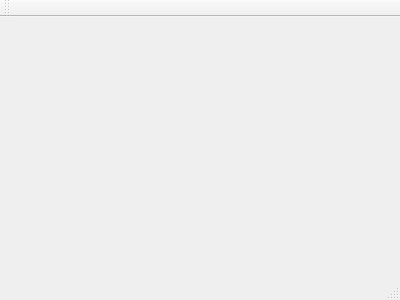
Qt form mainwindow.ui (RBrNx/SokoGenerator) before a commit.
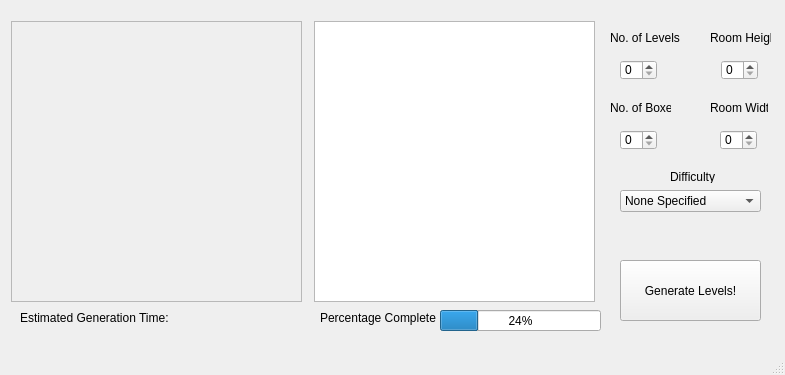
The same form after that commit.

```diff
--- a/mainwindow.ui
+++ b/mainwindow.ui
@@ -1,24 +1,301 @@
 <ui version="4.0">
  <class>MainWindow</class>
- <widget class="QMainWindow" name="MainWindow" >
-  <property name="geometry" >
+ <widget class="QMainWindow" name="MainWindow">
+  <property name="enabled">
+   <bool>true</bool>
+  </property>
+  <property name="geometry">
    <rect>
     <x>0</x>
     <y>0</y>
-    <width>400</width>
-    <height>300</height>
+    <width>785</width>
+    <height>375</height>
    </rect>
   </property>
-  <property name="windowTitle" >
+  <property name="sizePolicy">
+   <sizepolicy hsizetype="Fixed" vsizetype="Fixed">
+    <horstretch>0</horstretch>
+    <verstretch>0</verstretch>
+   </sizepolicy>
+  </property>
+  <property name="minimumSize">
+   <size>
+    <width>785</width>
+    <height>375</height>
+   </size>
+  </property>
+  <property name="maximumSize">
+   <size>
+    <width>785</width>
+    <height>375</height>
+   </size>
+  </property>
+  <property name="windowTitle">
    <string>MainWindow</string>
   </property>
-  <widget class="QMenuBar" name="menuBar" />
-  <widget class="QToolBar" name="mainToolBar" />
-  <widget class="QWidget" name="centralWidget" />
-  <widget class="QStatusBar" name="statusBar" />
+  <widget class="QWidget" name="centralWidget">
+   <widget class="QSpinBox" name="spinner_RoomW">
+    <property name="geometry">
+     <rect>
+      <x>720</x>
+      <y>130</y>
+      <width>37</width>
+      <height>20</height>
+     </rect>
+    </property>
+    <property name="sizePolicy">
+     <sizepolicy hsizetype="Minimum" vsizetype="Fixed">
+      <horstretch>0</horstretch>
+      <verstretch>0</verstretch>
+     </sizepolicy>
+    </property>
+   </widget>
+   <widget class="QSpinBox" name="spinner_Boxes">
+    <property name="geometry">
+     <rect>
+      <x>620</x>
+      <y>130</y>
+      <width>37</width>
+      <height>20</height>
+     </rect>
+    </property>
+   </widget>
+   <widget class="QPushButton" name="generateButton">
+    <property name="geometry">
+     <rect>
+      <x>620</x>
+      <y>260</y>
+      <width>141</width>
+      <height>61</height>
+     </rect>
+    </property>
+    <property name="text">
+     <string>Generate Levels!</string>
+    </property>
+   </widget>
+   <widget class="QScrollArea" name="scrollArea">
+    <property name="geometry">
+     <rect>
+      <x>11</x>
+      <y>21</y>
+      <width>291</width>
+      <height>281</height>
+     </rect>
+    </property>
+    <property name="widgetResizable">
+     <bool>true</bool>
+    </property>
+    <widget class="QWidget" name="scrollAreaWidgetContents">
+     <property name="geometry">
+      <rect>
+       <x>0</x>
+       <y>0</y>
+       <width>289</width>
+       <height>279</height>
+      </rect>
+     </property>
+    </widget>
+   </widget>
+   <widget class="QGraphicsView" name="graphicsView">
+    <property name="geometry">
+     <rect>
+      <x>314</x>
+      <y>21</y>
+      <width>281</width>
+      <height>281</height>
+     </rect>
+    </property>
+   </widget>
+   <widget class="QProgressBar" name="progressBar">
+    <property name="geometry">
+     <rect>
+      <x>440</x>
+      <y>310</y>
+      <width>161</width>
+      <height>21</height>
+     </rect>
+    </property>
+    <property name="value">
+     <number>24</number>
+    </property>
+   </widget>
+   <widget class="QLabel" name="label_RoomH">
+    <property name="geometry">
+     <rect>
+      <x>710</x>
+      <y>30</y>
+      <width>61</width>
+      <height>16</height>
+     </rect>
+    </property>
+    <property name="text">
+     <string>Room Height</string>
+    </property>
+   </widget>
+   <widget class="QLabel" name="label_Difficulty">
+    <property name="geometry">
+     <rect>
+      <x>670</x>
+      <y>170</y>
+      <width>47</width>
+      <height>13</height>
+     </rect>
+    </property>
+    <property name="text">
+     <string>Difficulty</string>
+    </property>
+   </widget>
+   <widget class="QComboBox" name="combo_Difficulty">
+    <property name="geometry">
+     <rect>
+      <x>620</x>
+      <y>190</y>
+      <width>141</width>
+      <height>22</height>
+     </rect>
+    </property>
+    <item>
+     <property name="text">
+      <string>None Specified</string>
+     </property>
+    </item>
+    <item>
+     <property name="text">
+      <string>Very Easy</string>
+     </property>
+    </item>
+    <item>
+     <property name="text">
+      <string>Easy</string>
+     </property>
+    </item>
+    <item>
+     <property name="text">
+      <string>Medium</string>
+     </property>
+    </item>
+    <item>
+     <property name="text">
+      <string>Hard</string>
+     </property>
+    </item>
+    <item>
+     <property name="text">
+      <string>Very Hard</string>
+     </property>
+    </item>
+   </widget>
+   <widget class="QSpinBox" name="spinner_Levels">
+    <property name="geometry">
+     <rect>
+      <x>620</x>
+      <y>60</y>
+      <width>37</width>
+      <height>20</height>
+     </rect>
+    </property>
+    <property name="sizePolicy">
+     <sizepolicy hsizetype="Minimum" vsizetype="Fixed">
+      <horstretch>0</horstretch>
+      <verstretch>0</verstretch>
+     </sizepolicy>
+    </property>
+   </widget>
+   <widget class="QLabel" name="label_Levels">
+    <property name="geometry">
+     <rect>
+      <x>610</x>
+      <y>30</y>
+      <width>71</width>
+      <height>16</height>
+     </rect>
+    </property>
+    <property name="text">
+     <string>No. of Levels</string>
+    </property>
+   </widget>
+   <widget class="QLabel" name="label_GenerationTime">
+    <property name="geometry">
+     <rect>
+      <x>20</x>
+      <y>310</y>
+      <width>281</width>
+      <height>16</height>
+     </rect>
+    </property>
+    <property name="text">
+     <string>Estimated Generation Time:</string>
+    </property>
+   </widget>
+   <widget class="QLabel" name="label">
+    <property name="geometry">
+     <rect>
+      <x>320</x>
+      <y>310</y>
+      <width>121</width>
+      <height>16</height>
+     </rect>
+    </property>
+    <property name="text">
+     <string>Percentage Complete</string>
+    </property>
+   </widget>
+   <widget class="QSpinBox" name="spinner_RoomH">
+    <property name="geometry">
+     <rect>
+      <x>721</x>
+      <y>60</y>
+      <width>37</width>
+      <height>20</height>
+     </rect>
+    </property>
+    <property name="sizePolicy">
+     <sizepolicy hsizetype="Minimum" vsizetype="Fixed">
+      <horstretch>0</horstretch>
+      <verstretch>0</verstretch>
+     </sizepolicy>
+    </property>
+   </widget>
+   <widget class="QLabel" name="label_RoomW">
+    <property name="geometry">
+     <rect>
+      <x>710</x>
+      <y>100</y>
+      <width>58</width>
+      <height>16</height>
+     </rect>
+    </property>
+    <property name="text">
+     <string>Room Width</string>
+    </property>
+   </widget>
+   <widget class="QLabel" name="label_Boxes">
+    <property name="geometry">
+     <rect>
+      <x>610</x>
+      <y>100</y>
+      <width>61</width>
+      <height>16</height>
+     </rect>
+    </property>
+    <property name="text">
+     <string>No. of Boxes</string>
+    </property>
+   </widget>
+  </widget>
+  <widget class="QMenuBar" name="menuBar">
+   <property name="geometry">
+    <rect>
+     <x>0</x>
+     <y>0</y>
+     <width>785</width>
+     <height>21</height>
+    </rect>
+   </property>
+  </widget>
+  <widget class="QStatusBar" name="statusBar"/>
  </widget>
- <layoutDefault spacing="6" margin="11" />
- <pixmapfunction></pixmapfunction>
+ <layoutdefault spacing="6" margin="11"/>
  <resources/>
  <connections/>
 </ui>
```
Left out of the diff: 1 changed line with no effect on the pictures.
